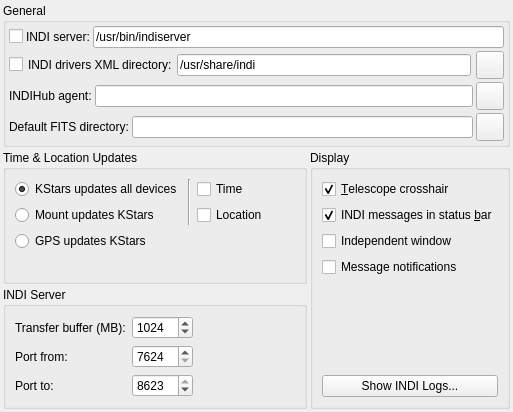
Old version of the form kstars/indi/opsindi.ui in the repository KDE/kstars.
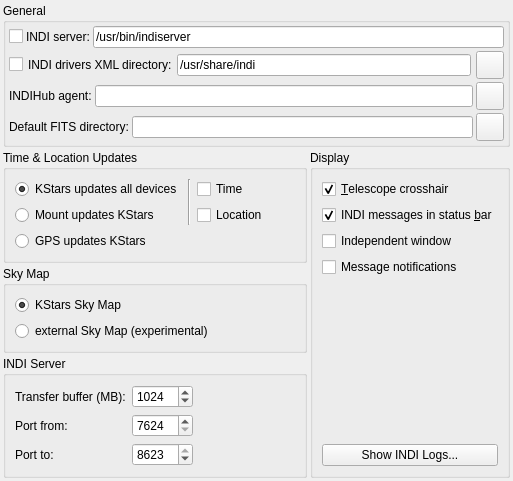
New version of the form.

Commit message: Controlling EKOS with external Sky Maps

Diff of the .ui file:
```diff
--- a/kstars/indi/opsindi.ui
+++ b/kstars/indi/opsindi.ui
@@ -322,24 +322,68 @@
             </item>
            </layout>
           </item>
+         </layout>
+        </widget>
+       </item>
+       <item>
+        <widget class="QGroupBox" name="skymapGroup">
+         <property name="title">
+          <string>Sky Map</string>
+         </property>
+         <layout class="QVBoxLayout" name="verticalLayout_6">
+          <property name="leftMargin">
+           <number>9</number>
+          </property>
+          <property name="topMargin">
+           <number>9</number>
+          </property>
+          <property name="rightMargin">
+           <number>9</number>
+          </property>
+          <property name="bottomMargin">
+           <number>9</number>
+          </property>
           <item>
-           <spacer name="verticalSpacer_2">
-            <property name="orientation">
-             <enum>Qt::Vertical</enum>
+           <widget class="QRadioButton" name="kcfg_useKStarsSkyMap">
+            <property name="toolTip">
+             <string>&lt;html&gt;&lt;head/&gt;&lt;body&gt;&lt;p&gt;Use the sky map of KStars for controlling telescope slews and syncs.&lt;/p&gt;&lt;/body&gt;&lt;/html&gt;</string>
             </property>
-            <property name="sizeHint" stdset="0">
-             <size>
-              <width>20</width>
-              <height>40</height>
-             </size>
+            <property name="text">
+             <string>KStars Sky Map</string>
             </property>
-           </spacer>
+            <property name="checked">
+             <bool>true</bool>
+            </property>
+           </widget>
           </item>
+          <item>
+           <widget class="QRadioButton" name="kcfg_useExternalSkyMap">
+            <property name="toolTip">
+             <string>&lt;html&gt;&lt;head/&gt;&lt;body&gt;&lt;p&gt;Use an external planetarium software to control mount slews and syncs.&lt;/p&gt;&lt;p&gt;&lt;span style=&quot; font-weight:600;&quot;&gt;WARNING&lt;/span&gt;: this feature is experimental!&lt;/p&gt;&lt;/body&gt;&lt;/html&gt;</string>
+            </property>
+            <property name="text">
+             <string>external Sky Map (experimental)</string>
+            </property>
+           </widget>
+          </item>
          </layout>
         </widget>
        </item>
        <item>
-        <widget class="QGroupBox" name="groupBox">
+        <spacer name="verticalSpacer_2">
+         <property name="orientation">
+          <enum>Qt::Vertical</enum>
+         </property>
+         <property name="sizeHint" stdset="0">
+          <size>
+           <width>20</width>
+           <height>40</height>
+          </size>
+         </property>
+        </spacer>
+       </item>
+       <item>
+        <widget class="QGroupBox" name="indiServerGroup">
          <property name="whatsThis">
           <string>Specify range of ports that INDI Server will bind to when starting new drivers</string>
          </property>
```
The commit also changes 3 other files.
